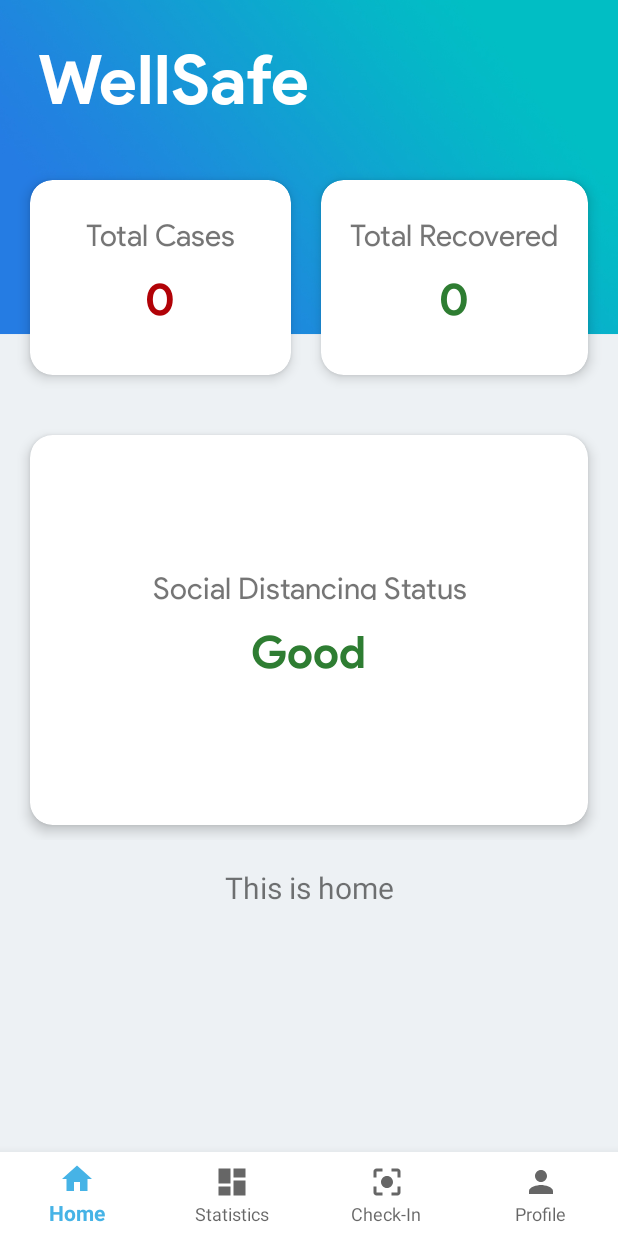
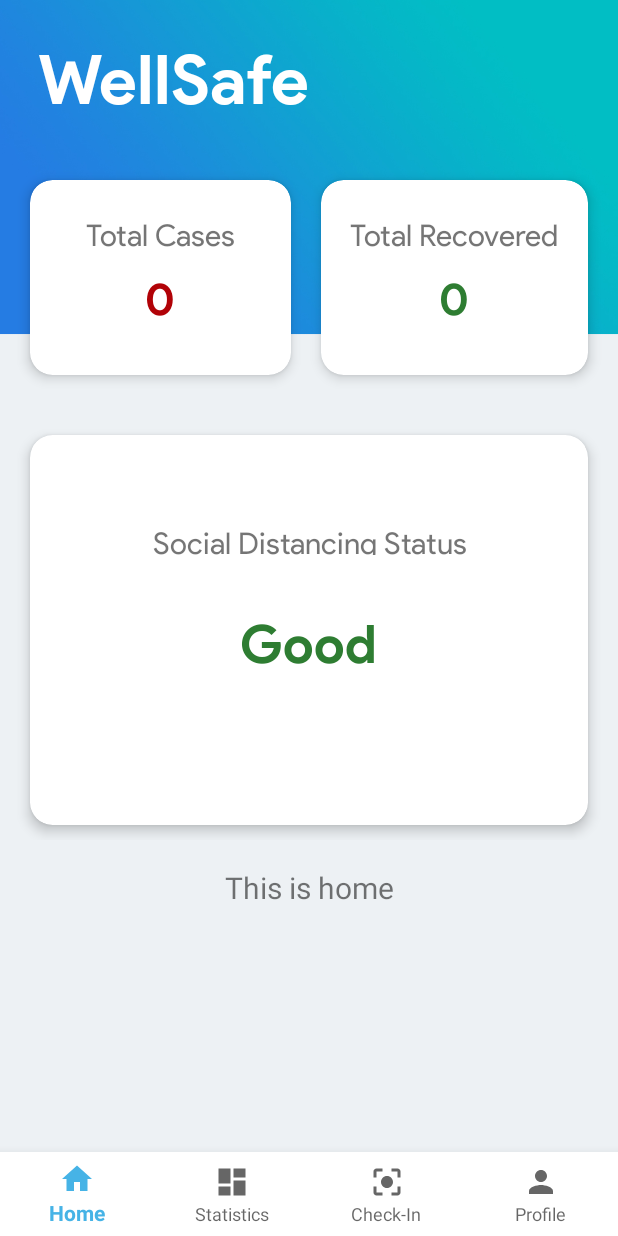
Before and after one commit to jonathanlee06/WellSafe, an Android app: the screen it shows after launch once a user with an empty profile is signed in (HomeActivity), on a phone screen of 412 x 824 dp. Run offline under Robolectric (Android 15) with nearby library versions, the phone set to English and light mode, and no system bars; our stand-ins replace Firebase (no records; nobody signed in at launch, a user with empty details on screens opened directly), Volley; network calls fail.

```diff
--- a/app/src/main/res/layout/fragment_home.xml
+++ b/app/src/main/res/layout/fragment_home.xml
@@ -172,14 +172,15 @@
                 <TextView
                     android:id="@+id/proximityRating"
                     android:layout_width="wrap_content"
-                    android:layout_height="50dp"
+                    android:layout_height="80dp"
                     android:layout_marginTop="10dp"
+                    android:layout_margin="20dp"
                     android:gravity="center"
                     android:fontFamily="@font/product_sans_bold"
                     android:textAlignment="center"
                     android:textColor="#2E7D32"
                     android:text="Good"
-                    android:textSize="30dp" />
+                    android:textSize="35dp" />
 
 
             </LinearLayout>
--- a/app/src/main/res/values/strings.xml
+++ b/app/src/main/res/values/strings.xml
@@ -46,6 +46,6 @@
     <string name="level1">Good</string>
     <string name="level2">Moderate</string>
     <string name="level3">Unhealthy</string>
-    <string name="level4">Very Unhealthy</string>
+    <string name="level4">Social Distancing Needed</string>
 
 </resources>
```
Also changed, not shown: app/src/main/java/com/example/wellsafe/HomeActivity.java (+15 -3 lines).
